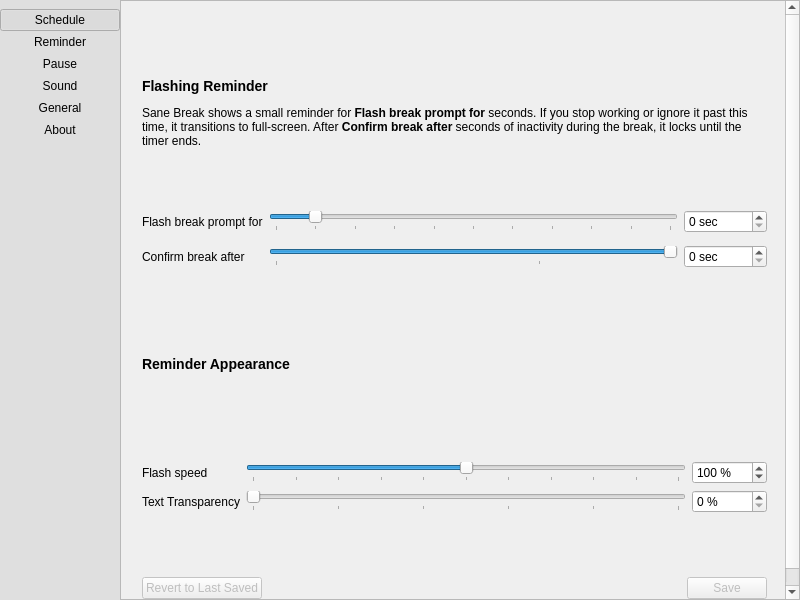
The window that src/gui/pref-window.ui (AllanChain/sane-break) describes before a commit, drawn with Qt 5.
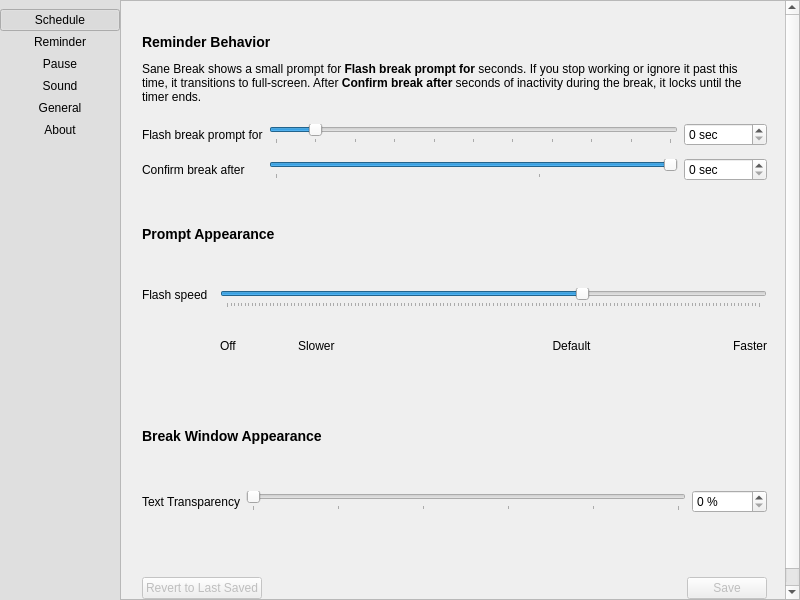
The same window after the commit. The open tabs and pages were chosen to show the change. Icons and pictures are not drawn. Custom widgets are drawn as their Qt base class.

Commit message:
add ticks to flash speed config
Resolves #49

```diff
--- a/src/gui/pref-window.ui
+++ b/src/gui/pref-window.ui
@@ -495,8 +495,8 @@
                <string/>
               </property>
               <property name="text">
-               <string>&lt;h3&gt;Flashing Reminder&lt;/h3&gt;
-&lt;p&gt;Sane Break shows a small reminder for &lt;b&gt;Flash break prompt for&lt;/b&gt; seconds. If you stop working or ignore it past this time, it transitions to full-screen. After &lt;b&gt;Confirm break after&lt;/b&gt; seconds of inactivity during the break, it locks until the timer ends.&lt;/p&gt;</string>
+               <string>&lt;h3&gt;Reminder Behavior&lt;/h3&gt;
+&lt;p&gt;Sane Break shows a small prompt for &lt;b&gt;Flash break prompt for&lt;/b&gt; seconds. If you stop working or ignore it past this time, it transitions to full-screen. After &lt;b&gt;Confirm break after&lt;/b&gt; seconds of inactivity during the break, it locks until the timer ends.&lt;/p&gt;</string>
               </property>
               <property name="wordWrap">
                <bool>true</bool>
@@ -601,67 +601,99 @@
              </layout>
             </item>
             <item>
-             <widget class="QLabel" name="label_2">
+             <widget class="QLabel" name="label_27">
               <property name="text">
-               <string>&lt;h3&gt;Reminder Appearance&lt;/h3&gt;</string>
+               <string>&lt;h3&gt;Prompt Appearance&lt;/h3&gt;</string>
               </property>
              </widget>
             </item>
             <item>
-             <layout class="QGridLayout" name="gridLayout_10">
-              <item row="0" column="1">
-               <widget class="SteppedSlider" name="flashSpeedSlider">
-                <property name="minimum">
-                 <number>0</number>
-                </property>
-                <property name="maximum">
-                 <number>200</number>
-                </property>
-                <property name="singleStep">
-                 <number>5</number>
-                </property>
-                <property name="value">
-                 <number>100</number>
-                </property>
-                <property name="orientation">
-                 <enum>Qt::Orientation::Horizontal</enum>
-                </property>
-                <property name="tickPosition">
-                 <enum>QSlider::TickPosition::TicksBelow</enum>
-                </property>
-                <property name="tickInterval">
-                 <number>20</number>
-                </property>
-               </widget>
+             <layout class="QGridLayout" name="gridLayout_10" columnstretch="0,0">
+              <property name="horizontalSpacing">
+               <number>12</number>
+              </property>
+              <property name="verticalSpacing">
+               <number>0</number>
+              </property>
+              <item row="1" column="1">
+               <layout class="QHBoxLayout" name="horizontalLayout_6" stretch="1,2,3,1">
+                <item>
+                 <widget class="QLabel" name="label_9">
+                  <property name="text">
+                   <string>Off</string>
+                  </property>
+                 </widget>
+                </item>
+                <item>
+                 <widget class="QLabel" name="label_29">
+                  <property name="text">
+                   <string>Slower</string>
+                  </property>
+                 </widget>
+                </item>
+                <item>
+                 <widget class="QLabel" name="label_31">
+                  <property name="text">
+                   <string>Default</string>
+                  </property>
+                  <property name="alignment">
+                   <set>Qt::AlignmentFlag::AlignCenter</set>
+                  </property>
+                 </widget>
+                </item>
+                <item>
+                 <widget class="QLabel" name="label_32">
+                  <property name="text">
+                   <string>Faster</string>
+                  </property>
+                  <property name="alignment">
+                   <set>Qt::AlignmentFlag::AlignRight|Qt::AlignmentFlag::AlignTrailing|Qt::AlignmentFlag::AlignVCenter</set>
+                  </property>
+                 </widget>
+                </item>
+               </layout>
               </item>
-              <item row="0" column="2">
-               <widget class="QSpinBox" name="flashSpeedBox">
-                <property name="suffix">
-                 <string notr="true"> %</string>
-                </property>
-                <property name="maximum">
-                 <number>65535</number>
-                </property>
-                <property name="value">
-                 <number>100</number>
-                </property>
-               </widget>
-              </item>
-              <item row="0" column="0">
+              <item row="0" column="0" rowspan="2">
                <widget class="QLabel" name="label_8">
                 <property name="text">
                  <string>Flash speed</string>
                 </property>
+                <property name="alignment">
+                 <set>Qt::AlignmentFlag::AlignLeading|Qt::AlignmentFlag::AlignLeft|Qt::AlignmentFlag::AlignTop</set>
+                </property>
                </widget>
               </item>
-              <item row="1" column="0">
-               <widget class="QLabel" name="label_9">
-                <property name="text">
-                 <string>Text Transparency</string>
+              <item row="0" column="1">
+               <widget class="QSlider" name="flashSpeedSlider">
+                <property name="maximum">
+                 <number>150</number>
                 </property>
+                <property name="pageStep">
+                 <number>25</number>
+                </property>
+                <property name="value">
+                 <number>100</number>
+                </property>
+                <property name="orientation">
+                 <enum>Qt::Orientation::Horizontal</enum>
+                </property>
+                <property name="tickPosition">
+                 <enum>QSlider::TickPosition::TicksBelow</enum>
+                </property>
                </widget>
               </item>
-              <item row="1" column="1">
+             </layout>
+            </item>
+            <item>
+             <widget class="QLabel" name="label_2">
+              <property name="text">
+               <string>&lt;h3&gt;Break Window Appearance&lt;/h3&gt;</string>
+              </property>
+             </widget>
+            </item>
+            <item>
+             <layout class="QGridLayout" name="gridLayout_11">
+              <item row="0" column="1">
                <widget class="SteppedSlider" name="textTransparencySlider">
                 <property name="minimum">
                  <number>0</number>
@@ -686,7 +718,7 @@
                 </property>
                </widget>
               </item>
-              <item row="1" column="2">
+              <item row="0" column="2">
                <widget class="QSpinBox" name="textTransparencyBox">
                 <property name="suffix">
                  <string notr="true"> %</string>
@@ -696,6 +728,13 @@
                 </property>
                </widget>
               </item>
+              <item row="0" column="0">
+               <widget class="QLabel" name="label_30">
+                <property name="text">
+                 <string>Text Transparency</string>
+                </property>
+               </widget>
+              </item>
              </layout>
             </item>
            </layout>
```
Left out of the diff: 64 changed lines with no effect on the pictures. The commit also changes 1 other file.
